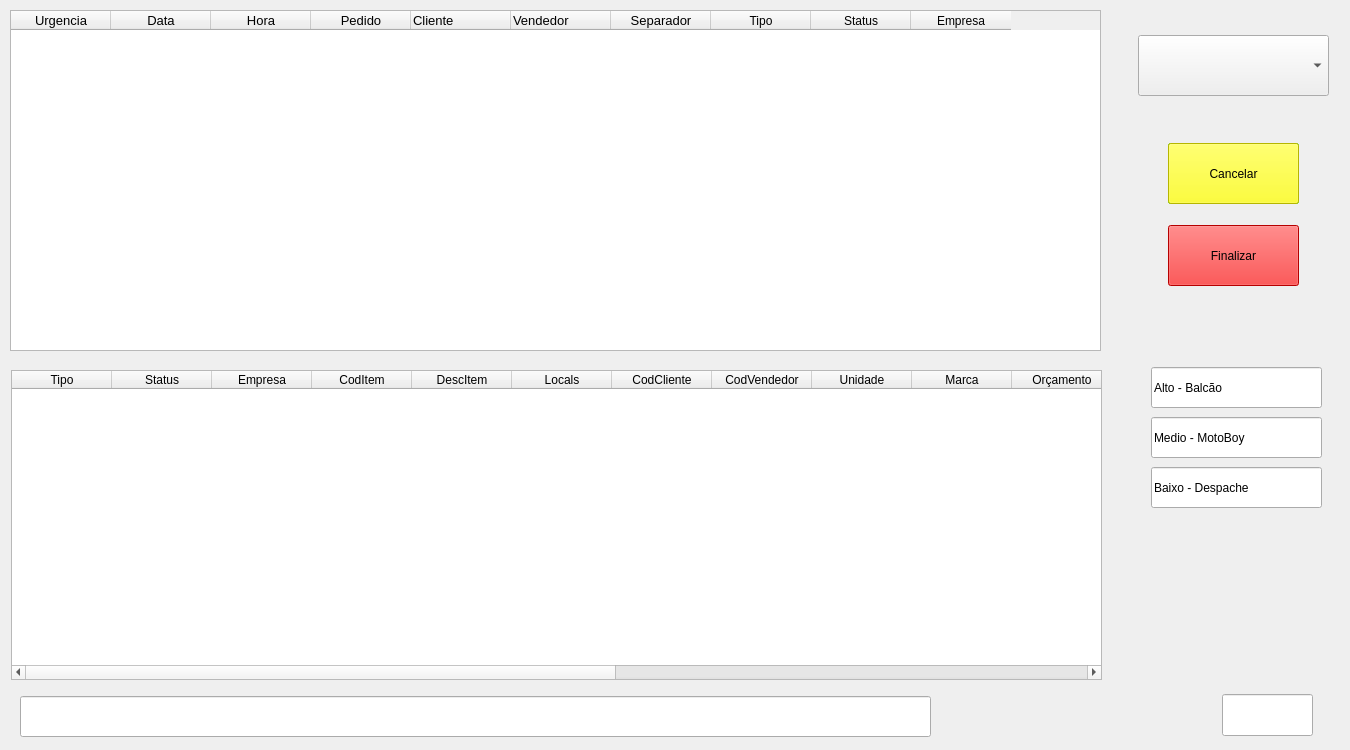
Old version of the form Ui/main.ui in the repository GustavoAdM/SeparacaoApp.
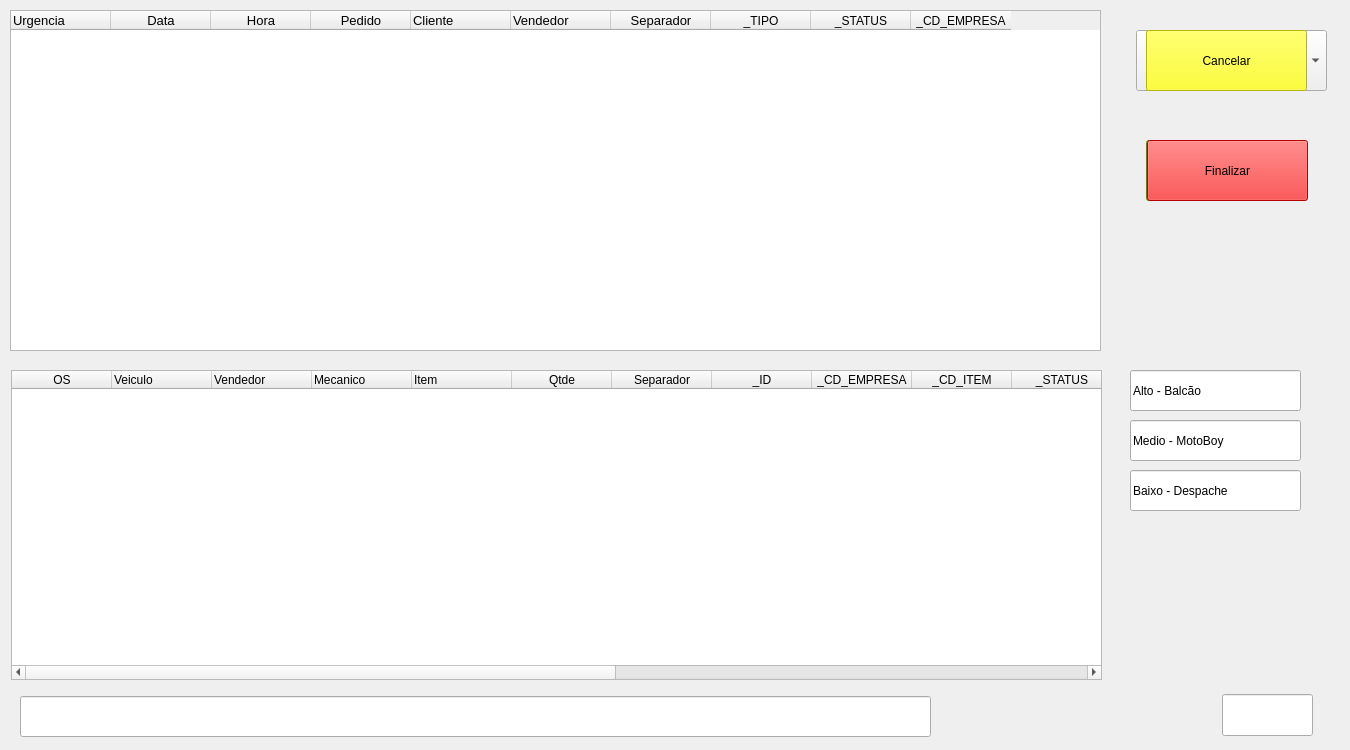
New version of the form.

The edit to the form file:
```diff
--- a/Ui/main.ui
+++ b/Ui/main.ui
@@ -53,6 +53,9 @@
        <pointsize>10</pointsize>
       </font>
      </property>
+     <property name="textAlignment">
+      <set>AlignLeading|AlignVCenter</set>
+     </property>
     </column>
     <column>
      <property name="text">
@@ -63,6 +66,9 @@
        <pointsize>10</pointsize>
       </font>
      </property>
+     <property name="textAlignment">
+      <set>AlignCenter</set>
+     </property>
     </column>
     <column>
      <property name="text">
@@ -73,6 +79,9 @@
        <pointsize>10</pointsize>
       </font>
      </property>
+     <property name="textAlignment">
+      <set>AlignCenter</set>
+     </property>
     </column>
     <column>
      <property name="text">
@@ -125,17 +134,17 @@
     </column>
     <column>
      <property name="text">
-      <string>Tipo</string>
+      <string>_TIPO</string>
      </property>
     </column>
     <column>
      <property name="text">
-      <string>Status</string>
+      <string>_STATUS</string>
      </property>
     </column>
     <column>
      <property name="text">
-      <string>Empresa</string>
+      <string>_CD_EMPRESA</string>
      </property>
     </column>
    </widget>
@@ -149,80 +158,11 @@
      </rect>
     </property>
    </widget>
-   <widget class="QComboBox" name="usuario">
-    <property name="geometry">
-     <rect>
-      <x>1138</x>
-      <y>35</y>
-      <width>191</width>
-      <height>61</height>
-     </rect>
-    </property>
-    <property name="styleSheet">
-     <string notr="true">font: 75 12pt &quot;Arial&quot;;</string>
-    </property>
-    <item>
-     <property name="text">
-      <string/>
-     </property>
-    </item>
-   </widget>
-   <widget class="QPushButton" name="iniciar">
-    <property name="geometry">
-     <rect>
-      <x>1168</x>
-      <y>143</y>
-      <width>131</width>
-      <height>61</height>
-     </rect>
-    </property>
-    <property name="styleSheet">
-     <string notr="true">background-color: rgb(0, 255, 0);
-font: 75 12pt &quot;Arial&quot;;</string>
-    </property>
-    <property name="text">
-     <string>Iniciar</string>
-    </property>
-   </widget>
-   <widget class="QPushButton" name="cancelar">
-    <property name="geometry">
-     <rect>
-      <x>1168</x>
-      <y>143</y>
-      <width>131</width>
-      <height>61</height>
-     </rect>
-    </property>
-    <property name="styleSheet">
-     <string notr="true">background-color: rgb(255, 255, 0);
-font: 75 12pt &quot;Arial&quot;;</string>
-    </property>
-    <property name="text">
-     <string>Cancelar</string>
-    </property>
-   </widget>
-   <widget class="QPushButton" name="finalizar">
-    <property name="geometry">
-     <rect>
-      <x>1168</x>
-      <y>225</y>
-      <width>131</width>
-      <height>61</height>
-     </rect>
-    </property>
-    <property name="styleSheet">
-     <string notr="true">background-color: rgb(255, 0, 0);
-font: 75 12pt &quot;Arial&quot;;</string>
-    </property>
-    <property name="text">
-     <string>Finalizar</string>
-    </property>
-   </widget>
    <widget class="QLineEdit" name="lineEdit">
     <property name="geometry">
      <rect>
-      <x>1151</x>
-      <y>367</y>
+      <x>1130</x>
+      <y>370</y>
       <width>171</width>
       <height>41</height>
      </rect>
@@ -240,8 +180,8 @@
    <widget class="QLineEdit" name="lineEdit_2">
     <property name="geometry">
      <rect>
-      <x>1151</x>
-      <y>417</y>
+      <x>1130</x>
+      <y>420</y>
       <width>171</width>
       <height>41</height>
      </rect>
@@ -259,8 +199,8 @@
    <widget class="QLineEdit" name="lineEdit_3">
     <property name="geometry">
      <rect>
-      <x>1151</x>
-      <y>467</y>
+      <x>1130</x>
+      <y>470</y>
       <width>171</width>
       <height>41</height>
      </rect>
@@ -323,7 +263,7 @@
     </property>
     <column>
      <property name="text">
-      <string>Tipo</string>
+      <string>OS</string>
      </property>
      <property name="textAlignment">
       <set>AlignCenter</set>
@@ -331,63 +271,10 @@
     </column>
     <column>
      <property name="text">
-      <string>Status</string>
+      <string>Veiculo</string>
      </property>
-    </column>
-    <column>
-     <property name="text">
-      <string>Empresa</string>
-     </property>
-    </column>
-    <column>
-     <property name="text">
-      <string>CodItem</string>
-     </property>
-    </column>
-    <column>
-     <property name="text">
-      <string>DescItem</string>
-     </property>
-    </column>
-    <column>
-     <property name="text">
-      <string>Locals</string>
-     </property>
-    </column>
-    <column>
-     <property name="text">
-      <string>CodCliente</string>
-     </property>
-    </column>
-    <column>
-     <property name="text">
-      <string>CodVendedor</string>
-     </property>
-    </column>
-    <column>
-     <property name="text">
-      <string>Unidade</string>
-     </property>
-    </column>
-    <column>
-     <property name="text">
-      <string>Marca</string>
-     </property>
-    </column>
-    <column>
-     <property name="text">
-      <string>Orçamento</string>
-     </property>
      <property name="textAlignment">
-      <set>AlignCenter</set>
-     </property>
-    </column>
-    <column>
-     <property name="text">
-      <string>Cliente</string>
-     </property>
-     <property name="textAlignment">
-      <set>AlignHCenter|AlignBottom</set>
+      <set>AlignLeading|AlignVCenter</set>
      </property>
     </column>
     <column>
@@ -398,14 +285,25 @@
       <set>AlignLeading|AlignVCenter</set>
      </property>
     </column>
+    <column>
+     <property name="text">
+      <string>Mecanico</string>
+     </property>
+     <property name="textAlignment">
+      <set>AlignLeading|AlignVCenter</set>
+     </property>
+    </column>
     <column>
      <property name="text">
       <string>Item</string>
      </property>
+     <property name="textAlignment">
+      <set>AlignLeading|AlignVCenter</set>
+     </property>
     </column>
     <column>
      <property name="text">
-      <string>Quant.</string>
+      <string>Qtde</string>
      </property>
      <property name="textAlignment">
       <set>AlignCenter</set>
@@ -415,17 +313,157 @@
      <property name="text">
       <string>Separador</string>
      </property>
+     <property name="textAlignment">
+      <set>AlignCenter</set>
+     </property>
     </column>
     <column>
      <property name="text">
-      <string>ID</string>
+      <string>_ID</string>
      </property>
     </column>
     <column>
      <property name="text">
-      <string>Cod Forn</string>
+      <string>_CD_EMPRESA</string>
      </property>
     </column>
+    <column>
+     <property name="text">
+      <string>_CD_ITEM</string>
+     </property>
+    </column>
+    <column>
+     <property name="text">
+      <string>_STATUS</string>
+     </property>
+    </column>
+    <column>
+     <property name="text">
+      <string>_CD_FORNECEDOR</string>
+     </property>
+    </column>
+    <column>
+     <property name="text">
+      <string>_CD_VENDEDOR</string>
+     </property>
+    </column>
+    <column>
+     <property name="text">
+      <string>_NM_CLIENTE</string>
+     </property>
+    </column>
+    <column>
+     <property name="text">
+      <string>_SG_UNIMED</string>
+     </property>
+    </column>
+    <column>
+     <property name="text">
+      <string>_LOCALS</string>
+     </property>
+    </column>
+    <column>
+     <property name="text">
+      <string>_MARCA</string>
+     </property>
+    </column>
+    <column>
+     <property name="text">
+      <string>_DT_REGISTRO</string>
+     </property>
+    </column>
+   </widget>
+   <widget class="QWidget" name="exbir_iniciar" native="true">
+    <property name="enabled">
+     <bool>true</bool>
+    </property>
+    <property name="geometry">
+     <rect>
+      <x>1116</x>
+      <y>20</y>
+      <width>221</width>
+      <height>191</height>
+     </rect>
+    </property>
+    <widget class="QComboBox" name="usuario">
+     <property name="geometry">
+      <rect>
+       <x>20</x>
+       <y>10</y>
+       <width>191</width>
+       <height>61</height>
+      </rect>
+     </property>
+     <property name="styleSheet">
+      <string notr="true">font: 75 12pt &quot;Arial&quot;;</string>
+     </property>
+     <item>
+      <property name="text">
+       <string/>
+      </property>
+     </item>
+    </widget>
+    <widget class="QPushButton" name="iniciar">
+     <property name="geometry">
+      <rect>
+       <x>30</x>
+       <y>120</y>
+       <width>161</width>
+       <height>61</height>
+      </rect>
+     </property>
+     <property name="styleSheet">
+      <string notr="true">background-color: rgb(0, 255, 0);
+font: 75 12pt &quot;Arial&quot;;</string>
+     </property>
+     <property name="text">
+      <string>Iniciar</string>
+     </property>
+    </widget>
+   </widget>
+   <widget class="QWidget" name="exibir_finalizar" native="true">
+    <property name="geometry">
+     <rect>
+      <x>1116</x>
+      <y>20</y>
+      <width>221</width>
+      <height>190</height>
+     </rect>
+    </property>
+    <widget class="QPushButton" name="cancelar">
+     <property name="geometry">
+      <rect>
+       <x>30</x>
+       <y>10</y>
+       <width>161</width>
+       <height>61</height>
+      </rect>
+     </property>
+     <property name="styleSheet">
+      <string notr="true">background-color: rgb(255, 255, 0);
+font: 75 12pt &quot;Arial&quot;;</string>
+     </property>
+     <property name="text">
+      <string>Cancelar</string>
+     </property>
+    </widget>
+    <widget class="QPushButton" name="finalizar">
+     <property name="geometry">
+      <rect>
+       <x>31</x>
+       <y>120</y>
+       <width>161</width>
+       <height>61</height>
+      </rect>
+     </property>
+     <property name="styleSheet">
+      <string notr="true">background-color: rgb(255, 0, 0);
+font: 75 12pt &quot;Arial&quot;;</string>
+     </property>
+     <property name="text">
+      <string>Finalizar</string>
+     </property>
+    </widget>
    </widget>
   </widget>
  </widget>
```
Left out of the diff: 7 changed lines with no effect on the pictures.
